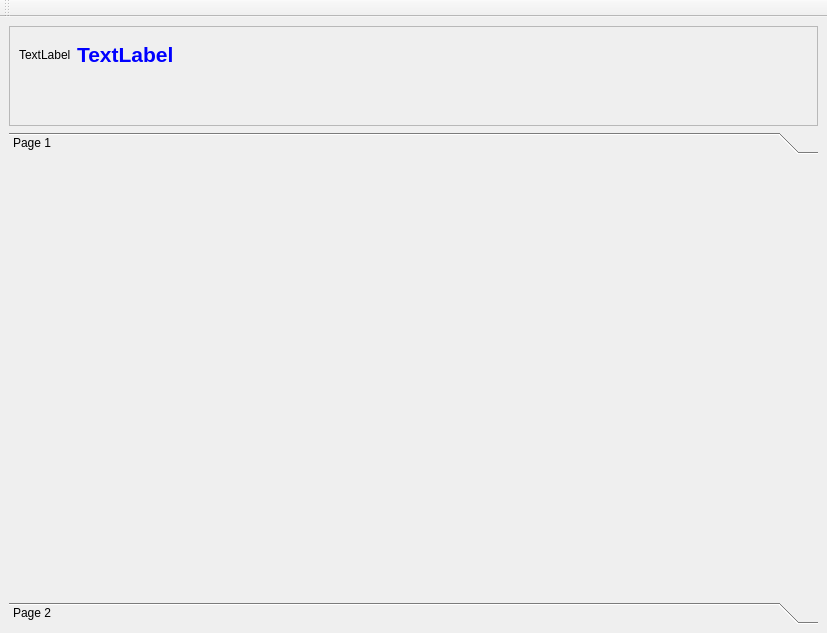
Above: Clients/clientswindow.ui from rust3128/HotlineDesktop before the change. Below: the same form after it.
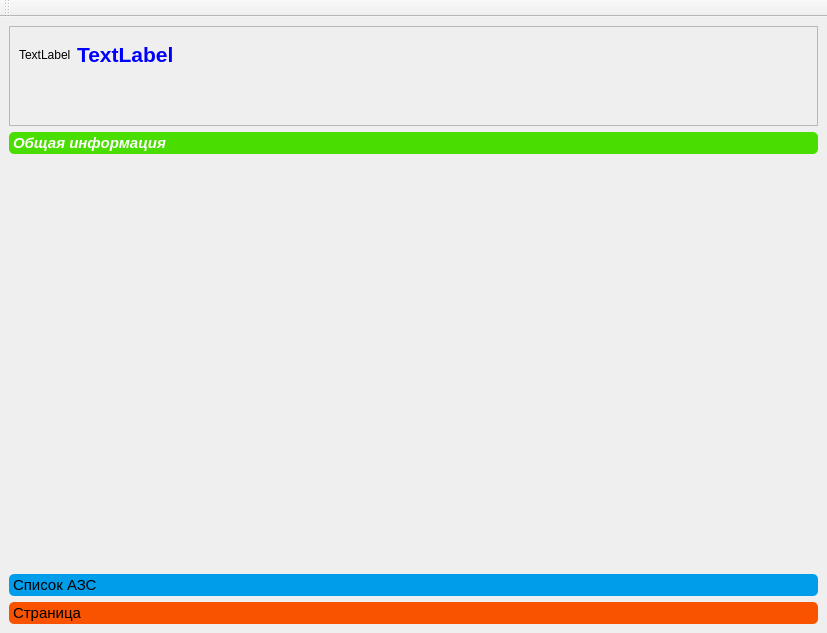
That is the form after the change.

Patch:
```diff
--- a/Clients/clientswindow.ui
+++ b/Clients/clientswindow.ui
@@ -66,33 +66,67 @@
     </item>
     <item row="1" column="0">
      <widget class="QToolBox" name="toolBox">
+      <property name="styleSheet">
+       <string notr="true">QToolBox::tab {
+   background: #009deb;
+    border-radius: 5px;
+    font-size: 15px;
+    color: black;
+    
+}
+
+QToolBox::tab:first {
+    background: #4ade00;
+    border-radius: 5px;
+    font-size: 15px;
+    color: black;
+}
+
+QToolBox::tab:last {
+    background: #f95300;
+    border-radius: 5px;
+    font-size: 15px;
+    color: black;
+}
+
+QToolBox::tab:selected { /* italicize selected tabs */
+    font: italic bold;
+    font-size: 15px;
+    color: white;
+}</string>
+      </property>
       <property name="currentIndex">
        <number>0</number>
       </property>
+      <widget class="QWidget" name="pageAllInfo">
+       <property name="geometry">
+        <rect>
+         <x>0</x>
+         <y>0</y>
+         <width>809</width>
+         <height>396</height>
+        </rect>
+       </property>
+       <attribute name="label">
+        <string>Общая информация</string>
+       </attribute>
+      </widget>
+      <widget class="QWidget" name="pageAZSList">
+       <property name="geometry">
+        <rect>
+         <x>0</x>
+         <y>0</y>
+         <width>809</width>
+         <height>396</height>
+        </rect>
+       </property>
+       <attribute name="label">
+        <string>Список АЗС</string>
+       </attribute>
+      </widget>
       <widget class="QWidget" name="page">
-       <property name="geometry">
-        <rect>
-         <x>0</x>
-         <y>0</y>
-         <width>809</width>
-         <height>434</height>
-        </rect>
-       </property>
        <attribute name="label">
-        <string>Page 1</string>
-       </attribute>
-      </widget>
-      <widget class="QWidget" name="page_2">
-       <property name="geometry">
-        <rect>
-         <x>0</x>
-         <y>0</y>
-         <width>809</width>
-         <height>434</height>
-        </rect>
-       </property>
-       <attribute name="label">
-        <string>Page 2</string>
+        <string>Страница</string>
        </attribute>
       </widget>
      </widget>
```
